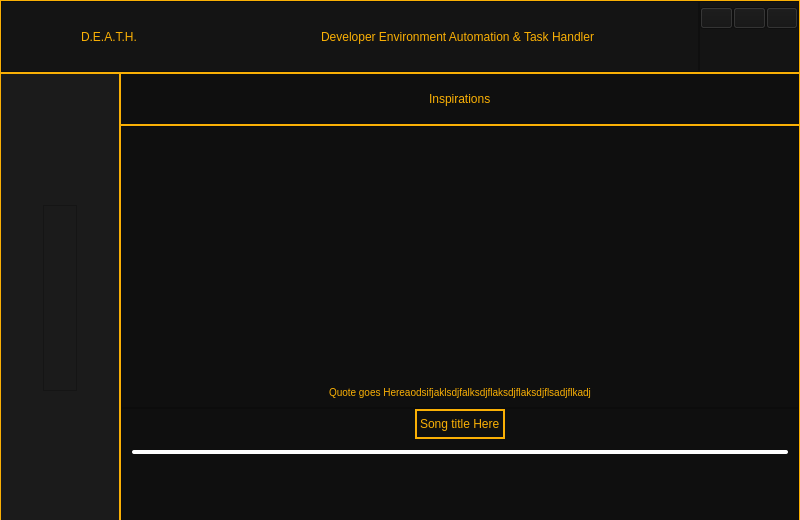
Qt form Gui/Main_Gui.ui (ThatNerd404/D.E.A.T.H) before a commit.
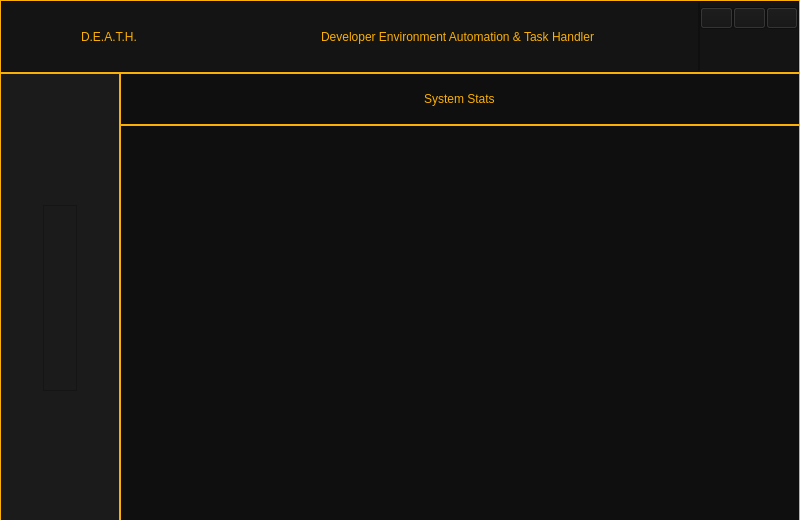
The same form after that commit. Icons and pictures are not drawn.

Commit message: Creating system stats beginning template

```diff
--- a/Gui/Main_Gui.ui
+++ b/Gui/Main_Gui.ui
@@ -574,7 +574,7 @@
           <string notr="true"/>
          </property>
          <property name="currentIndex">
-          <number>3</number>
+          <number>4</number>
          </property>
          <widget class="QWidget" name="Home_Page">
           <property name="styleSheet">
@@ -1938,6 +1938,100 @@
            </item>
           </layout>
          </widget>
+         <widget class="QWidget" name="System_Stats_Page">
+          <property name="styleSheet">
+           <string notr="true">background-color: rgb(15,15,15)</string>
+          </property>
+          <layout class="QVBoxLayout" name="verticalLayout_20">
+           <property name="spacing">
+            <number>0</number>
+           </property>
+           <property name="leftMargin">
+            <number>0</number>
+           </property>
+           <property name="topMargin">
+            <number>0</number>
+           </property>
+           <property name="rightMargin">
+            <number>0</number>
+           </property>
+           <property name="bottomMargin">
+            <number>0</number>
+           </property>
+           <item>
+            <widget class="QFrame" name="System_Stats_Title">
+             <property name="maximumSize">
+              <size>
+               <width>16777215</width>
+               <height>52</height>
+              </size>
+             </property>
+             <property name="styleSheet">
+              <string notr="true">#System_Stats_Title{border-color:rgb(250,176,5);
+border-width:1px;
+border-style:solid;}</string>
+             </property>
+             <property name="frameShape">
+              <enum>QFrame::StyledPanel</enum>
+             </property>
+             <property name="frameShadow">
+              <enum>QFrame::Raised</enum>
+             </property>
+             <layout class="QVBoxLayout" name="verticalLayout_21">
+              <property name="spacing">
+               <number>0</number>
+              </property>
+              <property name="leftMargin">
+               <number>0</number>
+              </property>
+              <property name="topMargin">
+               <number>0</number>
+              </property>
+              <property name="rightMargin">
+               <number>0</number>
+              </property>
+              <property name="bottomMargin">
+               <number>0</number>
+              </property>
+              <item alignment="Qt::AlignHCenter|Qt::AlignVCenter">
+               <widget class="QLabel" name="Sys_Title">
+                <property name="minimumSize">
+                 <size>
+                  <width>0</width>
+                  <height>0</height>
+                 </size>
+                </property>
+                <property name="styleSheet">
+                 <string notr="true">color:rgb(250,176,5);
+font: 28pt &quot;Palatino Linotype&quot;;</string>
+                </property>
+                <property name="text">
+                 <string>System Stats</string>
+                </property>
+               </widget>
+              </item>
+             </layout>
+            </widget>
+           </item>
+           <item>
+            <widget class="QFrame" name="System_Stats_Content">
+             <property name="styleSheet">
+              <string notr="true">#System_Stats_Content{border-color:rgb(250,176,5);
+border-width:1px;
+border-style:solid;
+}
+</string>
+             </property>
+             <property name="frameShape">
+              <enum>QFrame::StyledPanel</enum>
+             </property>
+             <property name="frameShadow">
+              <enum>QFrame::Raised</enum>
+             </property>
+            </widget>
+           </item>
+          </layout>
+         </widget>
         </widget>
        </item>
       </layout>
```
The commit also changes 2 other files.
